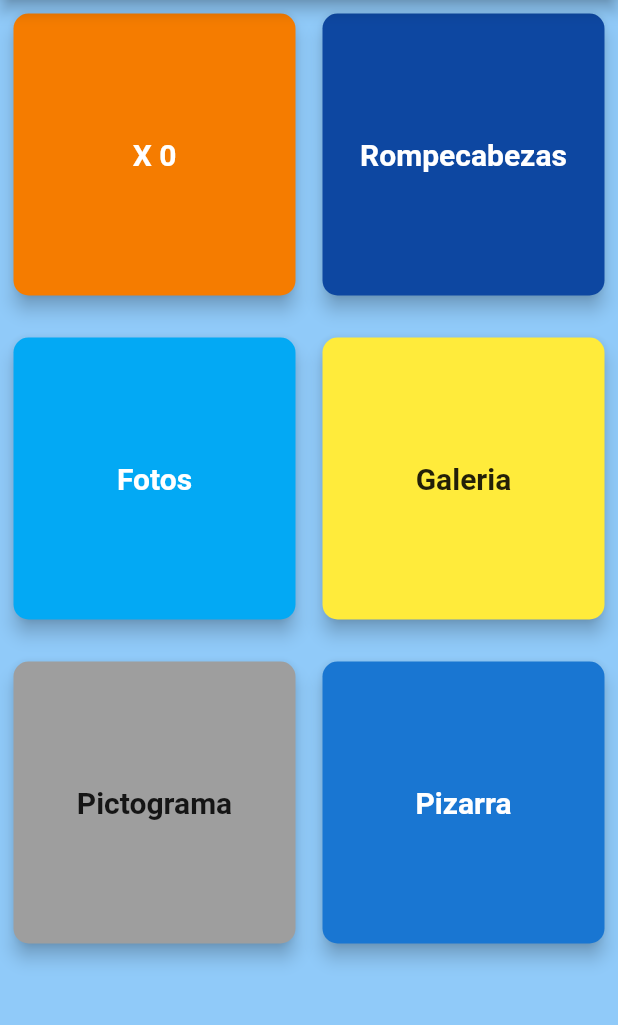
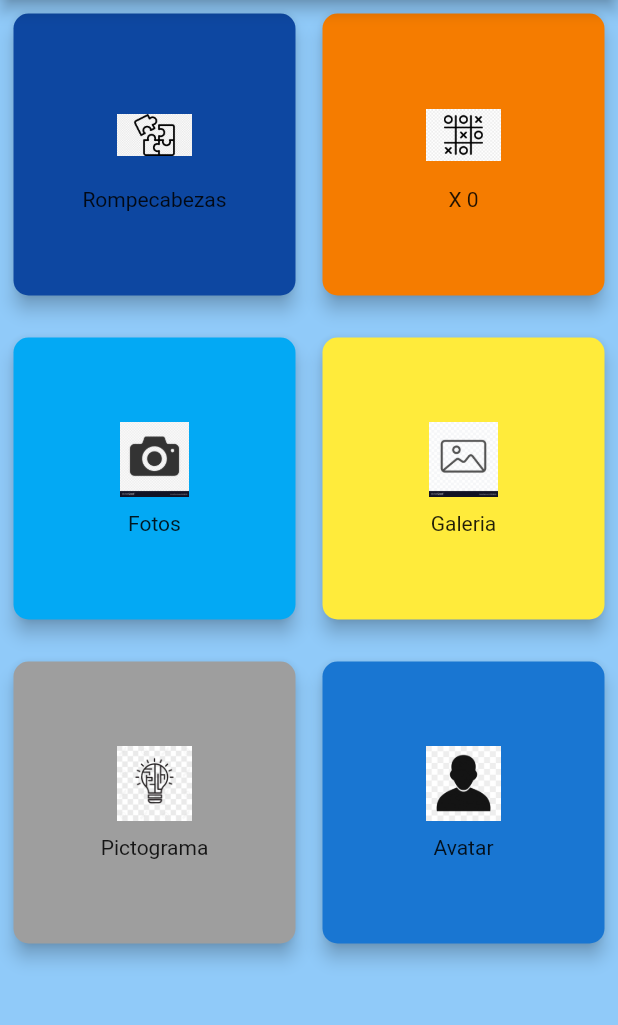
Before and after one commit to hecmorr/ancaNic, a Flutter app: the HomePage screen opened by its route, on a phone screen of 412 x 824 dp, the part 84-1109 px from its top. Run offline on Flutter 3.47's test engine with Material 2 defaults, Android fonts, the light colour scheme and no system bars.

Commit message:
Images added to the homes screen

```diff
--- a/lib/main.dart
+++ b/lib/main.dart
@@ -29,7 +29,7 @@ class MyApp extends StatelessWidget {
     return MaterialApp(
       debugShowCheckedModeBanner: false,
       title: 'AncaNic',
-      initialRoute: 'home',
+      initialRoute: 'login',
       routes: {
         'login': (_) => const LoginPage(),
         'home': (_) => const HomePage(),
--- a/lib/src/model/category_game.dart
+++ b/lib/src/model/category_game.dart
@@ -5,26 +5,32 @@ class GameCard extends StatelessWidget {
       {Key? key,
       required this.title,
       required this.color,
-      required this.textColor})
+      required this.textColor,
+      required this.image})
       : super(key: key);
 
   final String title;
   final Color color;
   final Color textColor;
+  final String image;
 
   @override
   Widget build(BuildContext context) {
     return Card(
-      shape: RoundedRectangleBorder(borderRadius: BorderRadius.circular(10)),
-      color: color,
-      elevation: 5,
-      child: Center(
-        child: Text(
-          title,
-          style: TextStyle(
-              color: textColor, fontWeight: FontWeight.bold, fontSize: 20),
-        ),
-      ),
-    );
+        shape: RoundedRectangleBorder(borderRadius: BorderRadius.circular(10)),
+        color: color,
+        elevation: 5,
+        child: Column(
+          mainAxisAlignment: MainAxisAlignment.center,
+          children: <Widget>[
+            Image.asset(
+              image,
+              height: 50,
+              width: 50,
+            ),
+            const SizedBox(height: 10),
+            Text(title)
+          ],
+        ));
   }
 }
--- a/lib/src/pages/home.dart
+++ b/lib/src/pages/home.dart
@@ -10,45 +10,54 @@ class HomePage extends StatelessWidget {
 
   @override
   Widget build(BuildContext context) {
-    return SafeArea(
+    return Container(
+      color: Colors.blue.shade900.withOpacity(0.7),
+      child: SafeArea(
         child: Scaffold(
           backgroundColor: Colors.blue.shade200,
           appBar: AppBar(
             backgroundColor: Colors.blue.shade900,
-          title: Text('AncaNic'),
+            title: const Text('AncaNic'),
             centerTitle: true,
           ),
           body: GridView.count(
-            padding: EdgeInsets.all(5),
+              padding: const EdgeInsets.all(5),
               crossAxisCount: 2,
               mainAxisSpacing: 20,
               crossAxisSpacing: 10,
               children: [
                 GameCard(
+                    title: 'Rompecabezas',
+                    image: 'assets/puzzle.png',
+                    color: Colors.blue.shade900,
+                    textColor: Colors.white),
+                GameCard(
                     title: 'X 0',
                     color: Colors.orange.shade700,
-                  textColor: Colors.white),
-              GameCard(
-                  title: 'Rompecabezas',
-                  color: Colors.blue.shade900,
+                    image: 'assets/X0.png',
                     textColor: Colors.white),
                 const GameCard(
                     title: 'Fotos',
                     color: Colors.lightBlue,
+                    image: 'assets/photo.jpg',
                     textColor: Colors.white),
                 const GameCard(
                     title: 'Galeria',
                     color: Colors.yellow,
+                    image: 'assets/galeria.jpg',
                     textColor: Colors.black87),
                 const GameCard(
                     title: 'Pictograma',
+                    image: 'assets/pictograma.jpg',
                     color: Colors.grey,
                     textColor: Colors.black87),
                 GameCard(
-                  title: 'Pizarra',
+                    title: 'Avatar',
                     color: Colors.blue.shade700,
+                    image: 'assets/avatar.jpg',
                     textColor: Colors.white),
               ]),
+        ),
       ),
     );
   }
--- a/lib/src/pages/login.dart
+++ b/lib/src/pages/login.dart
@@ -36,7 +36,7 @@ class LoginPage extends StatelessWidget {
                     ],
                   ),
                 ),
-                SizedBox(height: 20),
+                const SizedBox(height: 20),
                 const Text(
                   'Todavia no tenes tu cuenta? Creala.',
                   style: TextStyle(
```
Also changed, not shown: assets/X0.png (added), assets/avatar.jpg (added), assets/galeria.jpg (added), assets/photo.jpg (added), assets/pictograma.jpg (added), assets/puzzle.png (added). Lines whose indentation alone changed are shown as unchanged.
